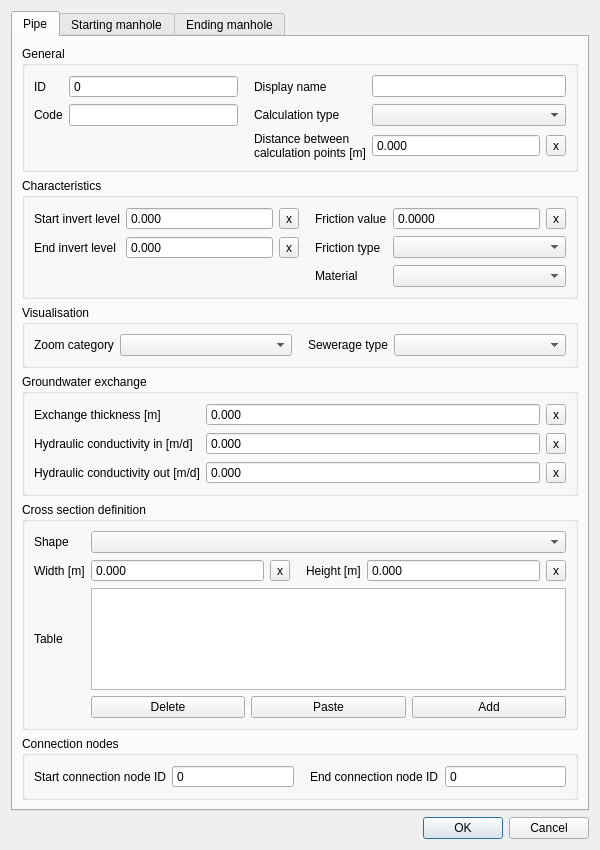
First picture: the form in threedi_schematisation_editor/forms/ui/pipe.ui, repository nens/threedi-schematisation-editor, before the edit.
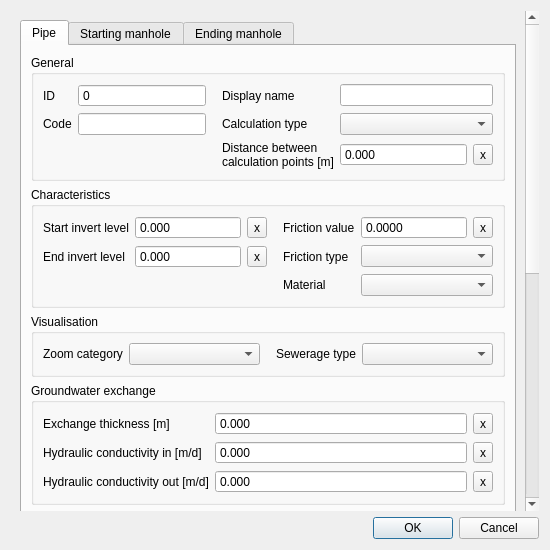
Second picture: the form after the edit.

Diff of the .ui file:
```diff
--- a/threedi_schematisation_editor/forms/ui/pipe.ui
+++ b/threedi_schematisation_editor/forms/ui/pipe.ui
@@ -6,8 +6,8 @@
    <rect>
     <x>0</x>
     <y>0</y>
-    <width>600</width>
-    <height>850</height>
+    <width>550</width>
+    <height>550</height>
    </rect>
   </property>
   <property name="windowTitle">
@@ -15,6 +15,24 @@
   </property>
   <layout class="QGridLayout" name="gridLayout">
    <item row="0" column="0">
+    <widget class="QScrollArea" name="scrollArea">
+     <property name="frameShape">
+      <enum>QFrame::NoFrame</enum>
+     </property>
+     <property name="widgetResizable">
+      <bool>true</bool>
+     </property>
+     <widget class="QWidget" name="scrollAreaWidgetContents">
+      <property name="geometry">
+       <rect>
+        <x>0</x>
+        <y>0</y>
+        <width>515</width>
+        <height>887</height>
+       </rect>
+      </property>
+      <layout class="QGridLayout" name="gridLayout_7">
+       <item row="0" column="0">
     <widget class="QTabWidget" name="tabWidget">
      <property name="locale">
       <locale language="English" country="UnitedStates"/>
@@ -2573,6 +2591,10 @@
      </widget>
     </widget>
    </item>
+      </layout>
+     </widget>
+    </widget>
+   </item>
    <item row="1" column="0">
     <widget class="QDialogButtonBox" name="buttonBox">
      <property name="standardButtons">
```
Left out of the diff: 1 changed line with no effect on the pictures. Lines whose indentation alone changed are shown as unchanged.
